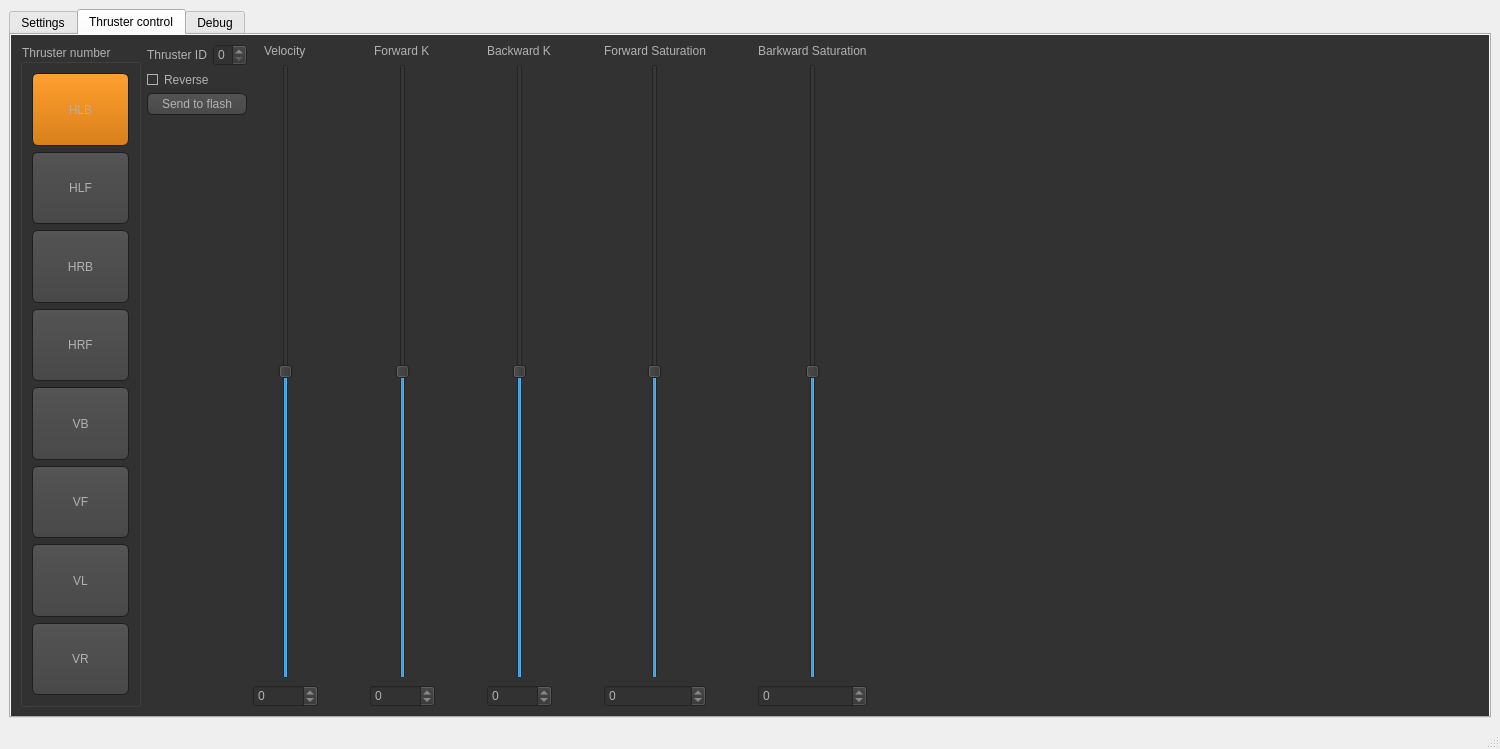
First picture: the form in mainwindow.ui, repository hidronautics/control, before the edit.
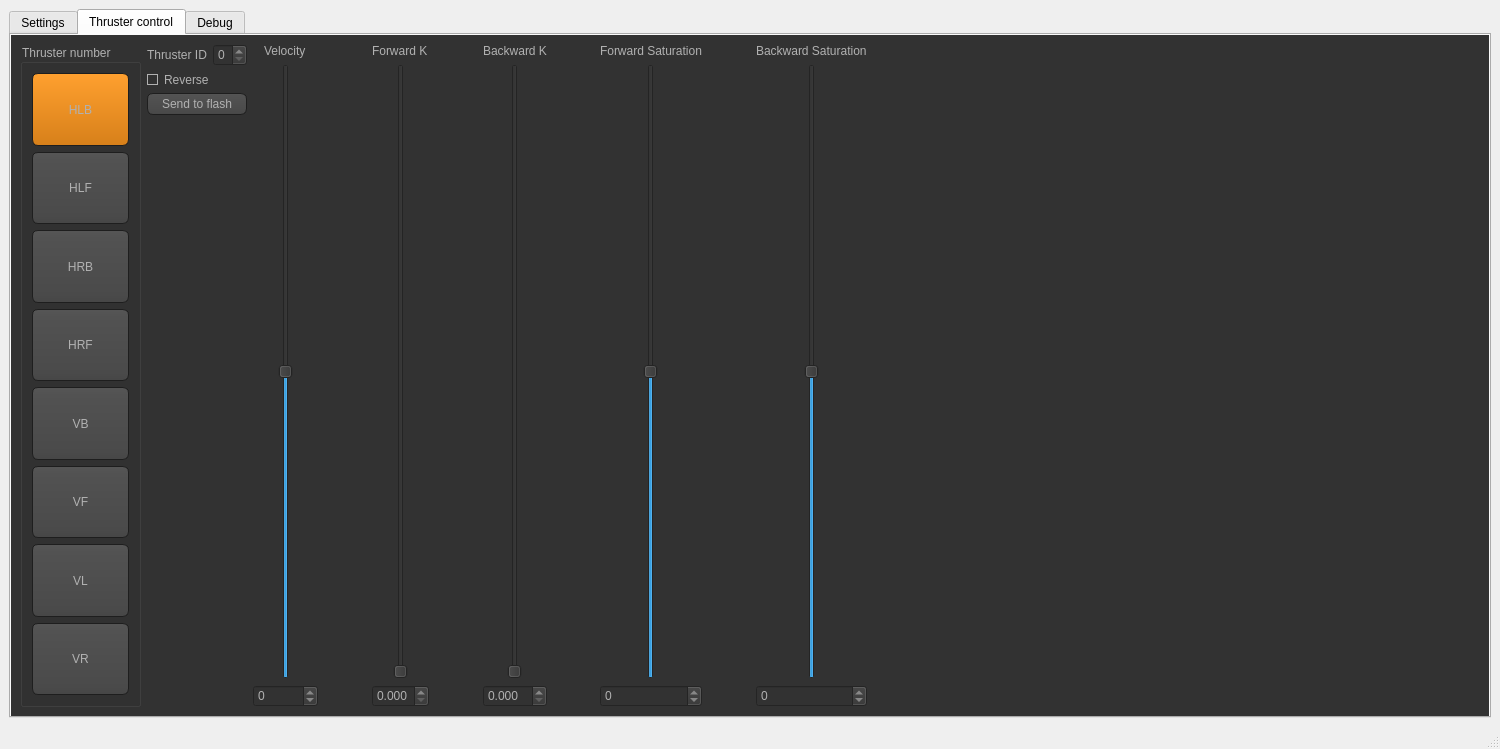
Second picture: the form after the edit. Icons and pictures are not drawn.

Commit message: Fixed thrusters numbers

```diff
--- a/mainwindow.ui
+++ b/mainwindow.ui
@@ -1963,10 +1963,10 @@
               <item alignment="Qt::AlignHCenter">
                <widget class="QSlider" name="verticalSliderForwardK">
                 <property name="minimum">
-                 <number>-32768</number>
+                 <number>0</number>
                 </property>
                 <property name="maximum">
-                 <number>32767</number>
+                 <number>1000</number>
                 </property>
                 <property name="orientation">
                  <enum>Qt::Vertical</enum>
@@ -1974,12 +1974,12 @@
                </widget>
               </item>
               <item>
-               <widget class="QSpinBox" name="spinBoxForwardK">
-                <property name="minimum">
-                 <number>-32768</number>
+               <widget class="QDoubleSpinBox" name="spinBoxForwardK">
+                <property name="decimals">
+                 <number>3</number>
                 </property>
                 <property name="maximum">
-                 <number>32767</number>
+                 <double>1.000000000000000</double>
                 </property>
                </widget>
               </item>
@@ -2010,10 +2010,10 @@
               <item alignment="Qt::AlignHCenter">
                <widget class="QSlider" name="verticalSliderBackwardK">
                 <property name="minimum">
-                 <number>-32768</number>
+                 <number>0</number>
                 </property>
                 <property name="maximum">
-                 <number>32767</number>
+                 <number>1000</number>
                 </property>
                 <property name="orientation">
                  <enum>Qt::Vertical</enum>
@@ -2021,12 +2021,12 @@
                </widget>
               </item>
               <item>
-               <widget class="QSpinBox" name="spinBoxBackwardK">
-                <property name="minimum">
-                 <number>-32768</number>
+               <widget class="QDoubleSpinBox" name="spinBoxBackwardK">
+                <property name="decimals">
+                 <number>3</number>
                 </property>
                 <property name="maximum">
-                 <number>32767</number>
+                 <double>1.000000000000000</double>
                 </property>
                </widget>
               </item>
@@ -2100,7 +2100,7 @@
               <item>
                <widget class="QLabel" name="label_5">
                 <property name="text">
-                 <string>Barkward Saturation</string>
+                 <string>Backward Saturation</string>
                 </property>
                </widget>
               </item>
```
Left out of the diff: 30 changed lines with no effect on the pictures. The commit also changes 2 other files.
